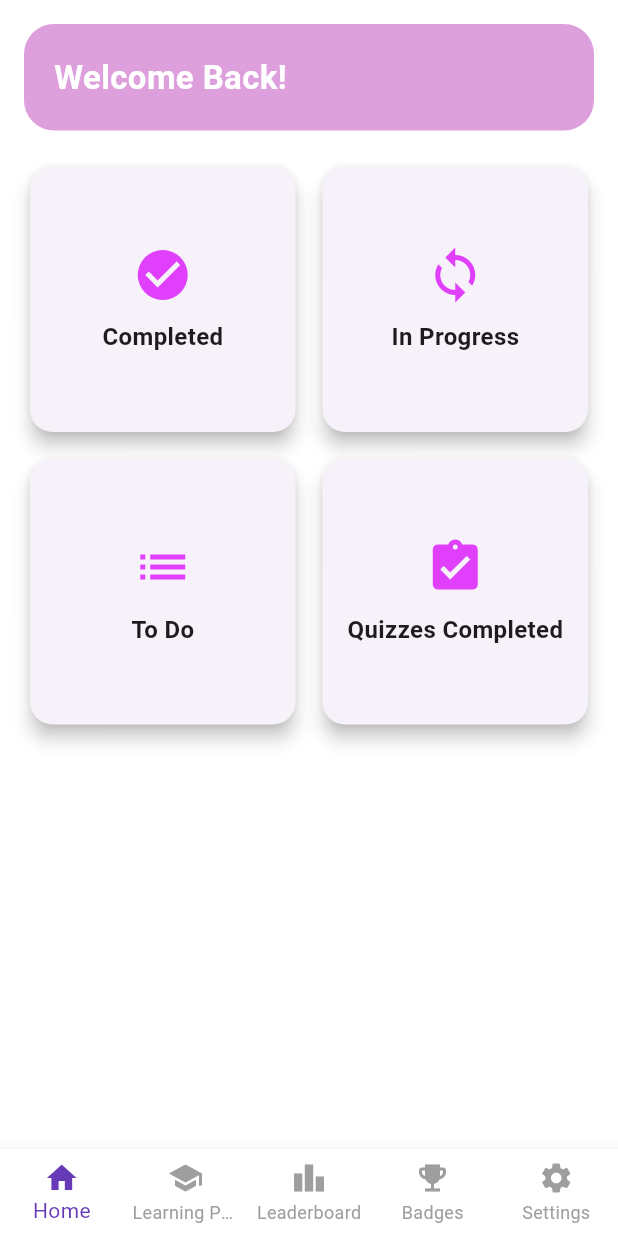
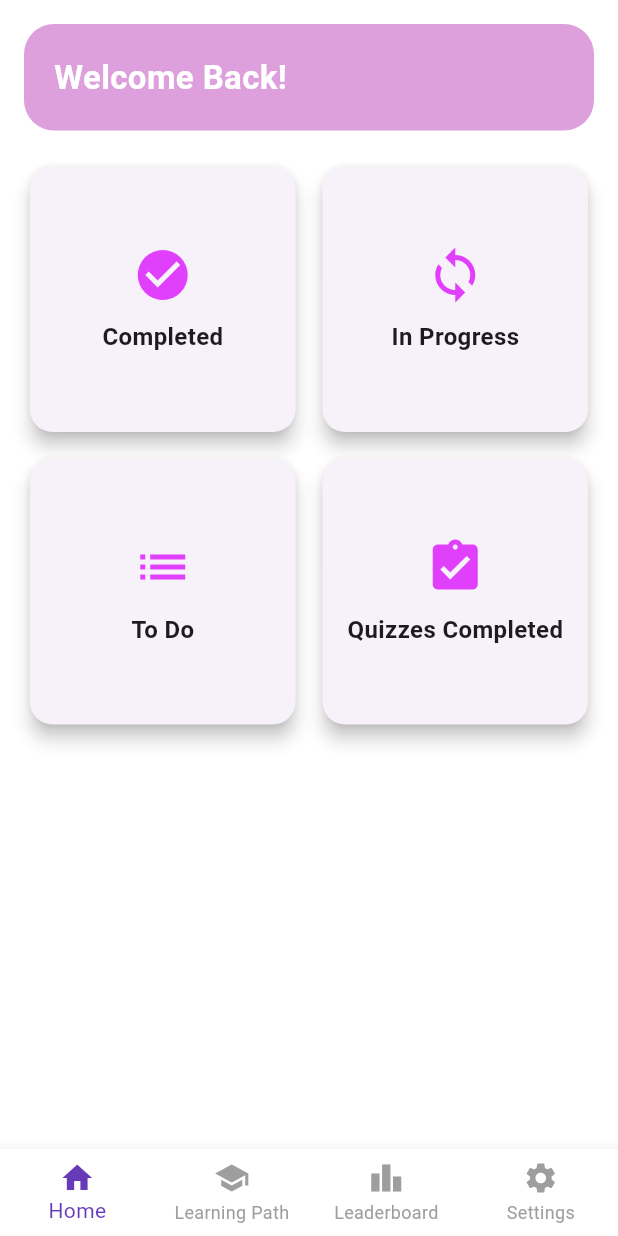
Before and after one commit to Sreeenandana/learnloop, a Flutter app: the HomePage screen opened by its route, on a phone screen of 412 x 824 dp. Run offline on Flutter 3.47's test engine with Material 3 defaults, Android fonts, the phone set to English and light mode, and no system bars; our stand-ins replace cloud_firestore, firebase_auth, firebase_core, firebase_storage, google_generative_ai, google_sign_in and 2 more; accounts and stored records are empty.

```diff
--- a/lib/home.dart
+++ b/lib/home.dart
@@ -17,7 +17,7 @@ class _HomePageState extends State<HomePage> {
     HomeScreen(),
     LearningPathPage(),
     WeeklyLeaderboard(),
-    BadgesPage(),
+    //BadgesPage(),
     SettingsPage(),
   ];
 
@@ -36,7 +36,7 @@ class _HomePageState extends State<HomePage> {
           BottomNavigationBarItem(icon: Icon(Icons.home), label: 'Home'),
           BottomNavigationBarItem(icon: Icon(Icons.school), label: 'Learning Path'),
           BottomNavigationBarItem(icon: Icon(Icons.leaderboard), label: 'Leaderboard'),
-          BottomNavigationBarItem(icon: Icon(Icons.emoji_events), label: 'Badges'),
+         // BottomNavigationBarItem(icon: Icon(Icons.emoji_events), label: 'Badges'),
           BottomNavigationBarItem(icon: Icon(Icons.settings), label: 'Settings'),
         ],
         currentIndex: _selectedIndex,
```
